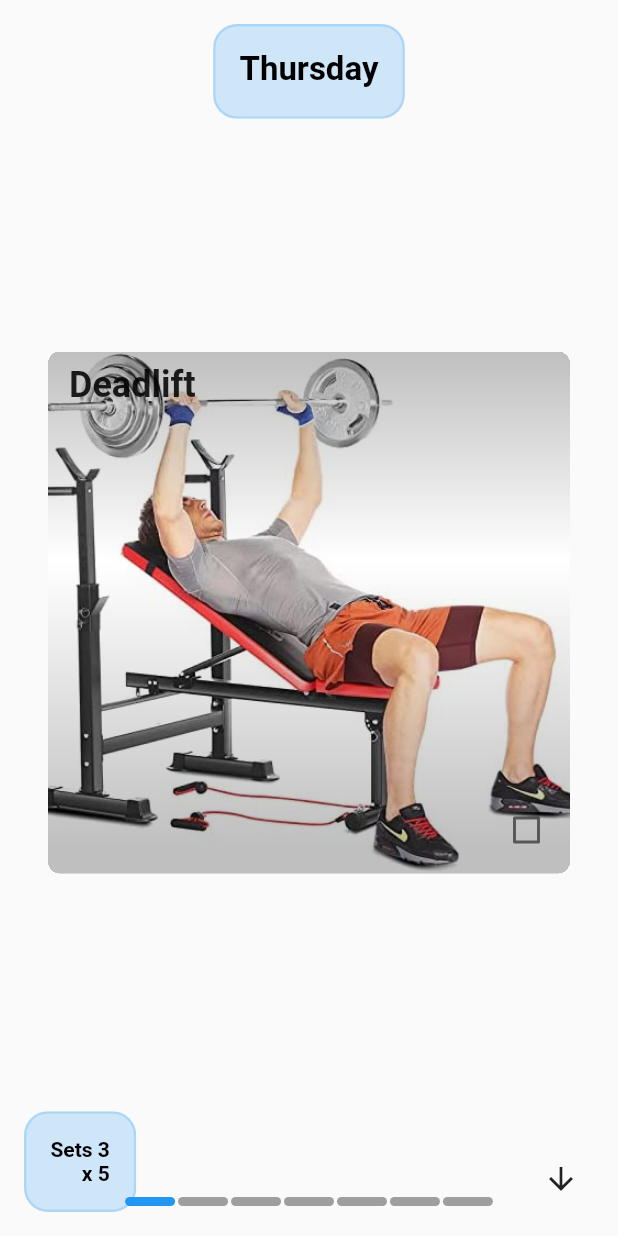
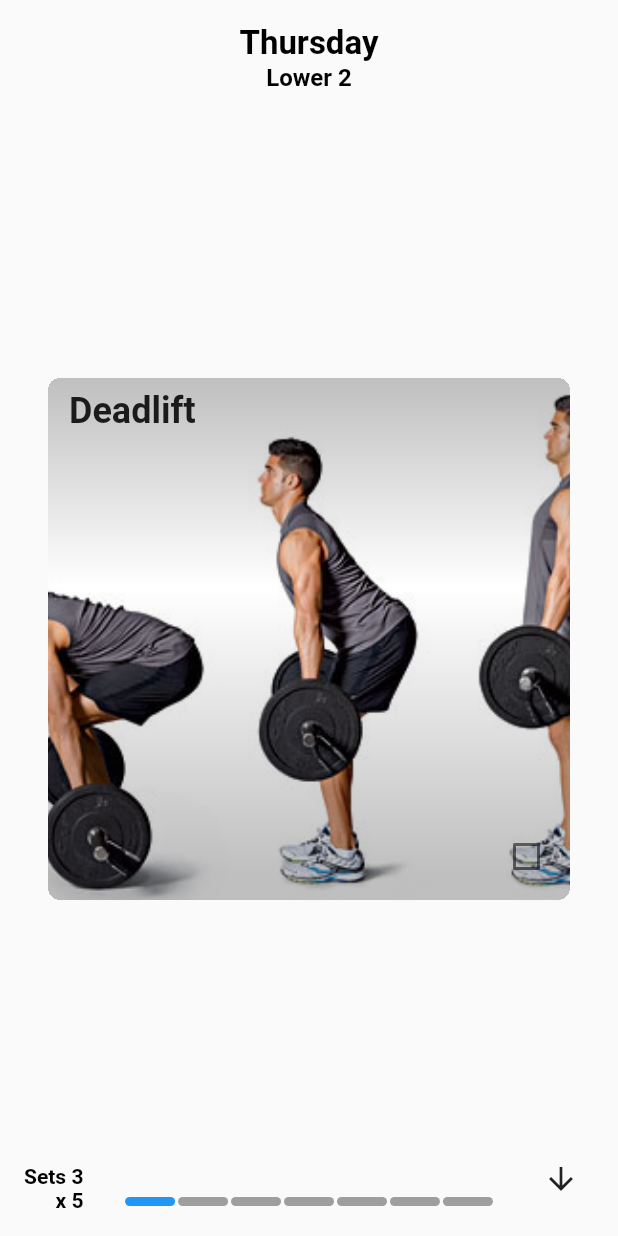
Before and after one commit to Ricardo-MT/workoutplanner, a Flutter app: the screen it shows after launch, on a phone screen of 412 x 824 dp. Run offline on Flutter 3.47's test engine with Material 2 defaults, Android fonts, the light colour scheme and no system bars.

Commit message:
Next version
Thursday images, refactoring styles, day categories

```diff
--- a/lib/components/day_workout_widget.dart
+++ b/lib/components/day_workout_widget.dart
@@ -74,11 +74,13 @@ class _DayWorkoutWidgetState extends State<DayWorkoutWidget> {
         ),
         Padding(
           padding: EdgeInsets.all(Dimensions.cardMediumSpacing),
-          child: GlassmorphedContainer(
           child: SizedBox(
-              height:
-                  Dimensions.pageUpperGap - Dimensions.cardMediumSpacing * 2,
-              child: Text(
+            height: Dimensions.pageUpperGap * 1.5 -
+                Dimensions.cardMediumSpacing * 2,
+            child: Column(
+              mainAxisSize: MainAxisSize.min,
+              children: [
+                Text(
                   widget.dailyWorkout.day,
                   style: Theme.of(context).textTheme.headline4?.copyWith(
                       color: Colors.black,
@@ -87,6 +89,16 @@ class _DayWorkoutWidgetState extends State<DayWorkoutWidget> {
                           Dimensions.cardMediumSpacing * 2 -
                           6),
                 ),
+                Text(
+                  widget.dailyWorkout.category,
+                  style: Theme.of(context).textTheme.headline4?.copyWith(
+                      color: Colors.black,
+                      fontWeight: FontWeight.bold,
+                      fontSize: Dimensions.pageUpperGap -
+                          Dimensions.cardMediumSpacing * 2 -
+                          12),
+                ),
+              ],
             ),
           ),
         ),
--- a/lib/components/workout_widget.dart
+++ b/lib/components/workout_widget.dart
@@ -1,5 +1,4 @@
 import 'package:flutter/material.dart';
-import 'package:workoutplanner/components/glassmorphed_container.dart';
 import 'package:workoutplanner/models/workout_model.dart';
 import 'package:workoutplanner/utils/dimensions.dart';
 
@@ -93,7 +92,6 @@ class _WorkoutWidgetState extends State<WorkoutWidget> {
         ),
         Align(
           alignment: Alignment.bottomLeft,
-          child: GlassmorphedContainer(
           child: Column(
             mainAxisSize: MainAxisSize.min,
             crossAxisAlignment: CrossAxisAlignment.end,
@@ -113,7 +111,6 @@ class _WorkoutWidgetState extends State<WorkoutWidget> {
                     ),
               ),
             ],
-            ),
           ),
         )
       ],
--- a/lib/data/workouts.dart
+++ b/lib/data/workouts.dart
@@ -139,25 +139,25 @@ final wednesdayWorks = [
 final thursdayWorks = [
   WorkoutModel(
     name: 'Deadlift',
-    path: "assets/1_Bench_Press.jpg",
+    path: "assets/22_Deadlift.jpg",
     sets: "3",
     reps: "5",
   ),
   WorkoutModel(
     name: 'Goblet Squat',
-    path: "assets/2_Dumbell_OHP.jpg",
+    path: "assets/23_Goblet_Squat.png",
     sets: "5",
     reps: "6-10",
   ),
   WorkoutModel(
     name: 'Leg Curl',
-    path: "assets/3_Pull_Ups.jpg",
+    path: "assets/24_Leg_Curl.png",
     sets: "2",
     reps: "10-15",
   ),
   WorkoutModel(
     name: 'Leg Extension',
-    path: "assets/4_Barbell_Shrugs.jpg",
+    path: "assets/25_Leg_Extension.jpg",
     sets: "3",
     reps: "10-15",
   ),
@@ -169,13 +169,13 @@ final thursdayWorks = [
   ),
   WorkoutModel(
     name: 'Skull Crushers',
-    path: "assets/6_Barbell_Curls.jpg",
+    path: "assets/21_Skullcrushers.jpg",
     sets: "4",
     reps: "8-12",
   ),
   WorkoutModel(
     name: 'Preacher curl',
-    path: "assets/7_Cables_Tricep_Extension.jpg",
+    path: "assets/27_Preacher_curl.jpg",
     sets: "4",
     reps: "12-15",
   ),
@@ -229,22 +229,27 @@ final fridayWorks = [
 final weekWorkouts = [
   DailyWorkoutModel(
     day: "Monday (cardio)",
+    category: 'Upper 1, heavy',
     workouts: mondayWorks,
   ),
   DailyWorkoutModel(
     day: "Tuesday",
+    category: 'Lower 1',
     workouts: tuesdayWorks,
   ),
   DailyWorkoutModel(
     day: "Wednesday (cardio)",
+    category: 'Upper 2, light',
     workouts: wednesdayWorks,
   ),
   DailyWorkoutModel(
     day: "Thursday",
+    category: 'Lower 2',
     workouts: thursdayWorks,
   ),
   DailyWorkoutModel(
     day: "Friday (cardio)",
+    category: 'Upper 1, heavy',
     workouts: fridayWorks,
   ),
 ];
--- a/lib/models/daily_workout_model.dart
+++ b/lib/models/daily_workout_model.dart
@@ -3,8 +3,10 @@ import 'package:workoutplanner/models/workout_model.dart';
 class DailyWorkoutModel {
   DailyWorkoutModel({
     required this.day,
+    required this.category,
     required this.workouts,
   });
   final String day;
+  final String category;
   final List<WorkoutModel> workouts;
 }
```
Also changed, not shown: assets/22_Deadlift.jpg (added), assets/23_Goblet_Squat.png (added), assets/24_Leg_Curl.png (added), assets/25_Leg_Extension.jpg (added), assets/26_Calf_Raise.jpg (added), assets/27_Preacher_curl.jpg (added). Lines whose indentation alone changed are shown as unchanged.
